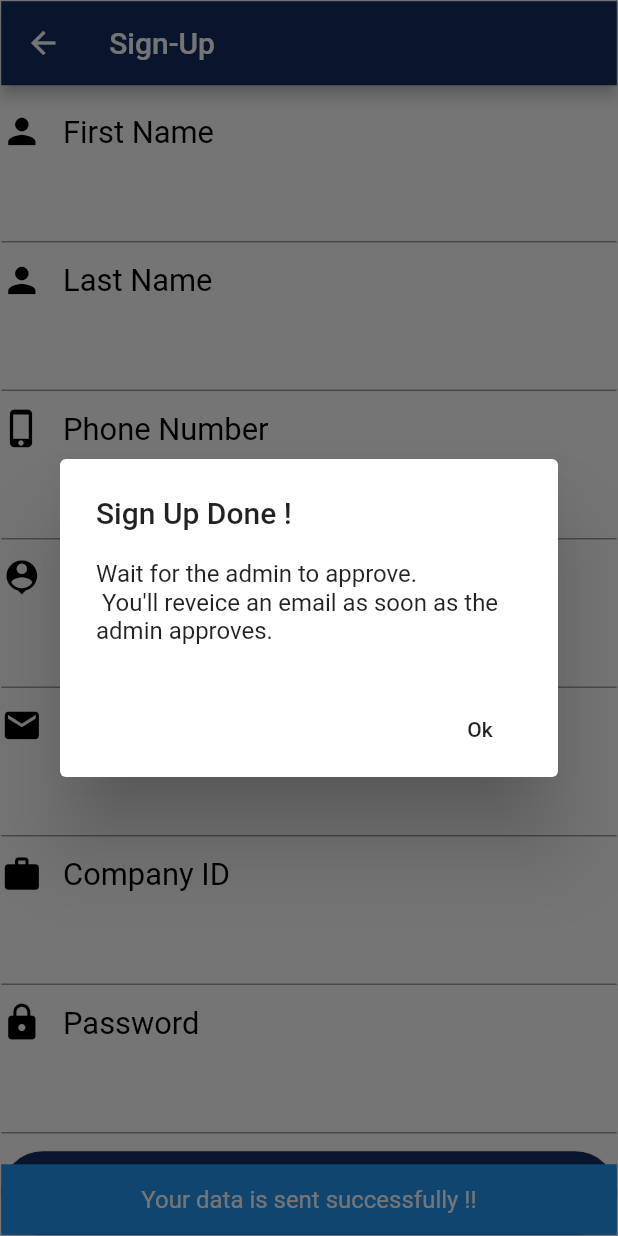
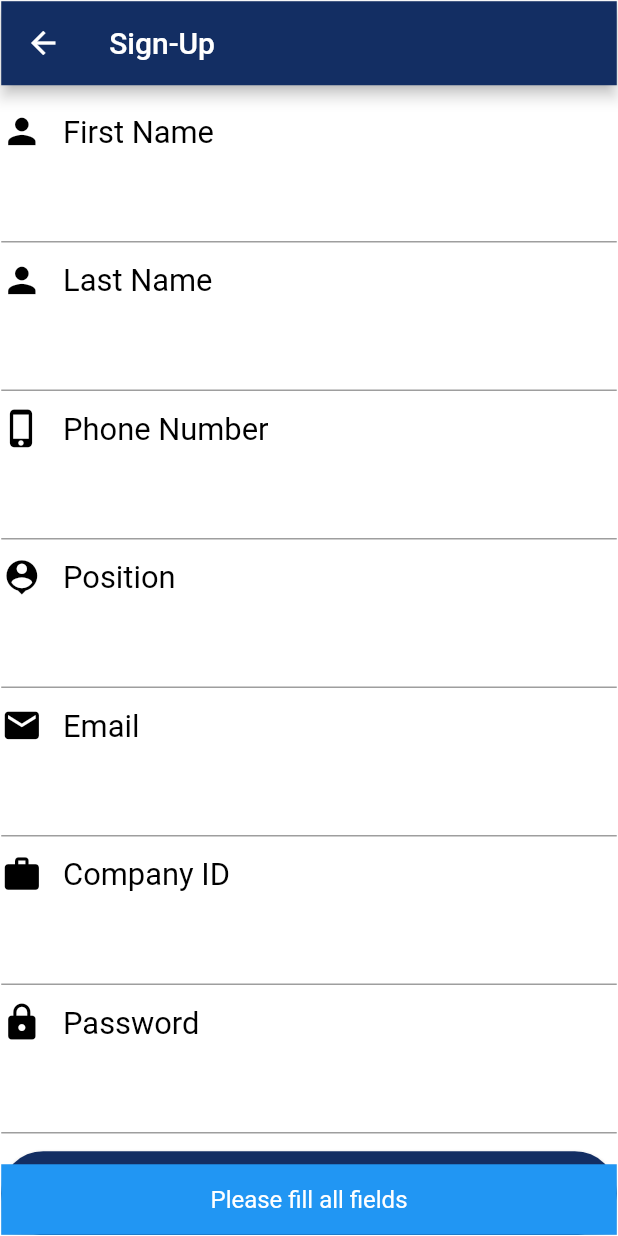
Before and after one commit to Andrew-Baher/Benfits, a Flutter app: the SignUp screen opened by its route, scrolled down 181 dp, after a tap on "SIGN UP", on a phone screen of 412 x 824 dp. Run offline on Flutter 3.47's test engine with Material 2 defaults, Android fonts, the phone set to English and light mode, and no system bars; our stand-ins replace carousel_pro, firebase_database, firebase_storage, image_picker; accounts and stored records are empty; Roboto replaces fonts that are missing (WorkSansBold, WorkSansSemiBold).

Commit message:
Add validators to SignIn & SignUp

```diff
--- a/lib/models/BenefitDetails.dart
+++ b/lib/models/BenefitDetails.dart
@@ -1,7 +1,7 @@
 
 class BenefitDetails {
   String _benefitTitle;
-  String _benefitImage; //TODO: Search for storing images
+  String _benefitImage;
   String _benefitDescription;
   List<String> _companiesIDs;
 
--- a/lib/models/Category.dart
+++ b/lib/models/Category.dart
@@ -3,7 +3,7 @@ import 'package:firebase_database/firebase_database.dart';
 
 class Category {
   String _categoryName;
-  String _categoryImage; //TODO: Search about images
+  String _categoryImage;
   List<Category> _subCategories;
   List<BenefitDetails> _benefits;
 
--- a/lib/ui/SignIn.dart
+++ b/lib/ui/SignIn.dart
@@ -125,6 +125,15 @@ class _SignInState extends State<SignIn> {
   }
 
   void _onSignInButtonPress() async {
+    //bool emailValid = RegExp(r"^[a-zA-Z0-9.]+@[a-zA-Z0-9]+\.[a-zA-Z]+").hasMatch(loginEmailController.text);
+
+    if(loginEmailController.text == '' || loginPasswordController.text == ''){
+      showInSnackBar('Please enter your email and password !');
+    }
+//    else if (!emailValid){
+//      showInSnackBar('Incorrect email format ! Please try again !');
+//    }
+    else{
       final url = 'https://employees-benifits-app.firebaseio.com/employees.json';
       final httpClient = new Client();
       var response = await httpClient.get(url);
@@ -155,6 +164,8 @@ class _SignInState extends State<SignIn> {
       print("Employees length: " + employees.length.toString());
     }
 
+  }
+
   void showInSnackBar(String value) {
     FocusScope.of(context).requestFocus(new FocusNode());
     _scaffoldKey.currentState?.removeCurrentSnackBar();
--- a/lib/ui/SignUp.dart
+++ b/lib/ui/SignUp.dart
@@ -391,7 +391,7 @@ class _SignUpState extends State<SignUp> with SingleTickerProviderStateMixin {
                   SizedBox(
                     height: MediaQuery.of(context).size.height / 70,
                   ),
-                  TextField(
+                  TextFormField(
                     obscureText: true,
                     controller: signUpPasswordController,
                     keyboardType: TextInputType.emailAddress,
@@ -485,6 +485,7 @@ class _SignUpState extends State<SignUp> with SingleTickerProviderStateMixin {
   }
 
   void _onSignUpButtonPress() async {
+
     String firstName = signUpFirstNameController.text;
     String lastName  = signUpLastNameController.text;
     String email     = signUpEmailController.text;
@@ -492,6 +493,26 @@ class _SignUpState extends State<SignUp> with SingleTickerProviderStateMixin {
     String phoneNo   = signUpPhoneNumberController.text;
     String companyID = signUpCompanyIDController.text;
     String position  = signUpPositionController.text;
+
+    bool emailValid = RegExp(r"^[a-zA-Z0-9.]+@[a-zA-Z0-9]+\.[a-zA-Z]+").hasMatch(email);
+    bool phoneValid = RegExp(r"^01[0-9][0-9][0-9][0-9][0-9][0-9][0-9][0-9][0-9]").hasMatch(phoneNo);
+    bool passwordValid = (password.length < 5);
+
+    if(firstName == '' || lastName == '' || email == '' || password == '' ||
+       phoneNo == '' || companyID == '' || position == '')
+      {
+        showInSnackBar('Please fill all fields');
+      }
+    else if(!emailValid){
+      showInSnackBar('Incorrect email !');
+    }
+    else if(!phoneValid){
+      showInSnackBar('Incorrect phone number !');
+    }
+    else if(!passwordValid){
+      showInSnackBar('Password is too short !');
+    }
+    else {
 
       //TODO: If ID exists -> overwriting happens -> fix bug (check if ID exists)
 
@@ -524,4 +545,6 @@ class _SignUpState extends State<SignUp> with SingleTickerProviderStateMixin {
             ],
           ));
     }
+
   }
+}
```
Lines whose indentation alone changed are shown as unchanged.
